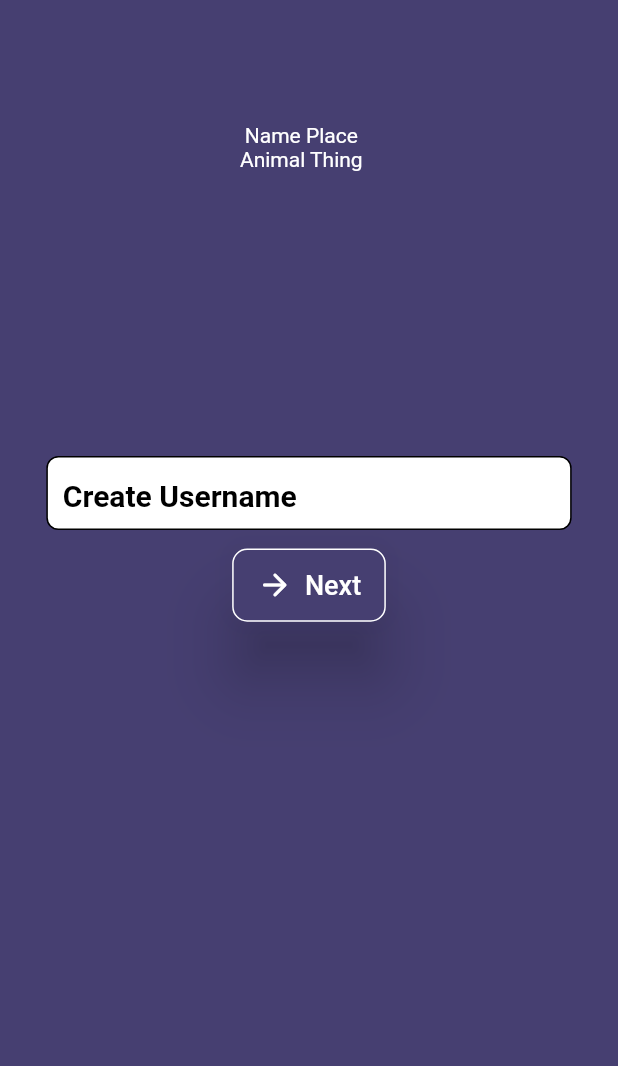
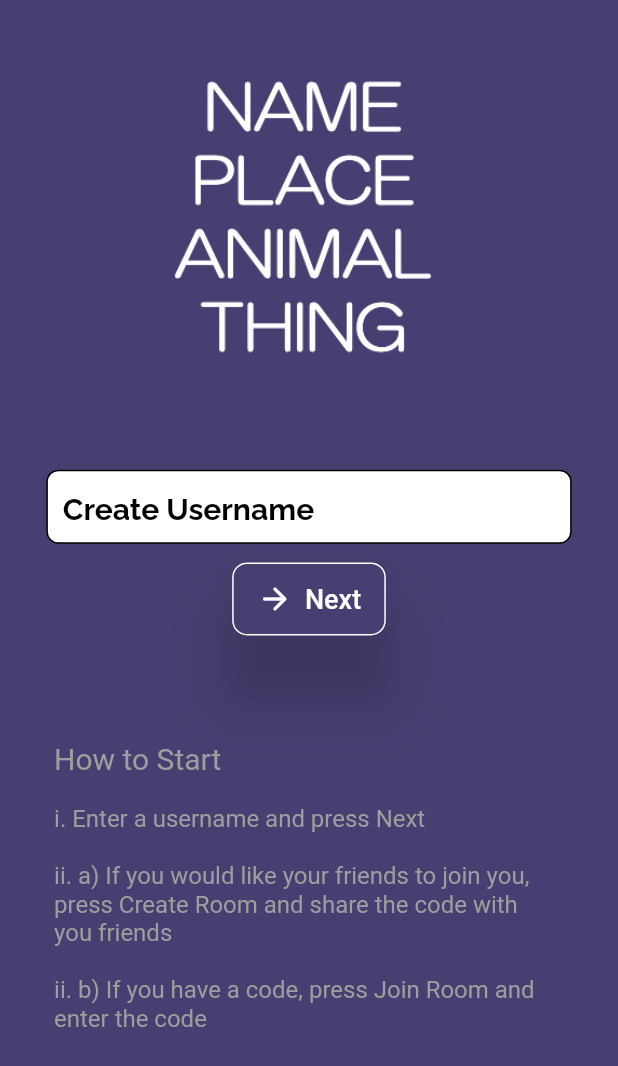
Before and after one commit to vitthal-inani/nameplace, a Flutter app: the screen it shows after launch, on a phone screen of 412 x 824 dp. Shown: the top 1066 px of the screen. Run offline on Flutter 3.47's test engine with Material 2 defaults, Android fonts, the phone set to English and light mode, and no system bars.

Commit message:
Base Made

```diff
--- /dev/null
+++ b/lib/Providers/RoomData.dart
@@ -0,0 +1,26 @@
+import 'package:flutter/material.dart';
+
+class RoomData extends ChangeNotifier {
+  String _roomName = "";
+  int _playerCount = 0;
+
+  String get roomName => _roomName;
+
+  int get playerCount => _playerCount;
+
+  set roomName(String room) {
+    _roomName = room;
+    notifyListeners();
+  }
+
+  set playerCount(int players) {
+    _playerCount = players;
+    notifyListeners();
+  }
+
+  void populateRoom(Map<String, dynamic> roomData) {
+    _roomName = roomData['roomId'];
+    playerCount = (roomData['players'] ?? 0);
+    notifyListeners();
+  }
+}
--- /dev/null
+++ b/lib/Providers/UserData.dart
@@ -0,0 +1,12 @@
+import 'package:flutter/material.dart';
+
+class UserData extends ChangeNotifier {
+  String _name = "";
+
+  String get name => _name;
+
+  set name(String name) {
+    _name = name;
+    notifyListeners();
+  }
+}
--- a/lib/Screens/LoginScreen.dart
+++ b/lib/Screens/LoginScreen.dart
@@ -8,23 +8,33 @@ class LoginScreen extends StatelessWidget {
   Widget build(BuildContext context) {
     Size size = MediaQuery.of(context).size;
     return Container(
-      padding: EdgeInsets.only(top: size.height * 0.1),
+      padding: EdgeInsets.only(top: size.height * 0.05),
       child: Column(
         children: [
-          Column(
+          SizedBox(
+              height: size.height * 0.25,
+              child: const Image(image: AssetImage('assets/mainScreen.png'))),
+          Padding(padding: EdgeInsets.only(bottom: size.height * 0.05)),
+          NameValidation(),
+          // Padding(padding: EdgeInsets.only(bottom: size.height * 0.05)),
+          Container(
+            margin: EdgeInsets.only(top: size.height * 0.05),
+            width: size.width * 0.8,
+            alignment: Alignment.centerLeft,
+            child: Column(
+              crossAxisAlignment: CrossAxisAlignment.start,
               children: const [
                 Text(
-                "Name Place",
-                style: TextStyle(color: Colors.white),
+                  "How to Start",
+                  style: TextStyle(color: Colors.grey, fontSize: 20),
                 ),
                 Text(
-                "Animal Thing",
-                style: TextStyle(color: Colors.white),
-              )
+                  "\ni. Enter a username and press Next\n\nii. a) If you would like your friends to join you, press Create Room and share the code with you friends\n\nii. b) If you have a code, press Join Room and enter the code ",
+                  style: TextStyle(color: Colors.grey, fontSize: 16),
+                ),
               ],
             ),
-          Padding(padding: EdgeInsets.only(bottom: size.height * 0.2)),
-          const NameValidation(),
+          )
         ],
       ),
     );
--- a/lib/Sub Screens/NameValidation.dart
+++ b/lib/Sub Screens/NameValidation.dart
@@ -1,24 +1,18 @@
 import 'package:flutter/material.dart';
+import 'package:nameplace/Network/RoomUtils.dart';
+import 'package:nameplace/Providers/UserData.dart';
+import 'package:nameplace/Screens/RoomStartScreen.dart';
+import 'package:nameplace/Sub%20Screens/JoinDialog.dart';
+import 'package:provider/provider.dart';
 
-class NameValidation extends StatefulWidget {
-  const NameValidation({Key? key}) : super(key: key);
+class NameValidation extends StatelessWidget {
+  NameValidation({super.key});
 
-  @override
-  State<NameValidation> createState() => _NameValidationState();
-}
-
-class _NameValidationState extends State<NameValidation> {
-  late String name;
   final TextEditingController usernameController = TextEditingController();
 
   @override
-  void initState() {
-    // TODO: implement initState
-    name = "";
-  }
-
-  @override
   Widget build(BuildContext context) {
+    final UserData userData = Provider.of<UserData>(context);
     Size size = MediaQuery.of(context).size;
     return Container(
       height: size.height * 0.2,
@@ -27,8 +21,8 @@ class _NameValidationState extends State<NameValidation> {
       child: Row(
         children: [
           AnimatedSwitcher(
-            duration: const Duration(milliseconds: 1000),
-            child: (name.isEmpty)
+            duration: const Duration(milliseconds: 500),
+            child: (userData.name.isEmpty)
                 ? Column(
                     children: [
                       Container(
@@ -43,16 +37,19 @@ class _NameValidationState extends State<NameValidation> {
                             borderRadius: BorderRadius.circular(8)),
                         child: TextField(
                           controller: usernameController,
+                          maxLength: 10,
                           style: const TextStyle(
                               color: Colors.black,
                               fontWeight: FontWeight.bold,
                               fontSize: 20),
                           decoration: const InputDecoration(
-                            contentPadding: EdgeInsets.only(top: 3, left: 10),
+                            counterText: '',
+                            contentPadding: EdgeInsets.only(top: 2, left: 10),
                             border: InputBorder.none,
                             hintStyle: TextStyle(
+                                fontFamily: 'Raleway',
                                 color: Colors.black,
-                                fontWeight: FontWeight.bold,
+                                fontWeight: FontWeight.w700,
                                 fontSize: 20),
                             hintText: 'Create Username',
                           ),
@@ -69,9 +66,7 @@ class _NameValidationState extends State<NameValidation> {
                                 vertical: size.height * 0.015,
                                 horizontal: size.width * 0.04)),
                         onPressed: () {
-                          setState(() {
-                            name = usernameController.value.text;
-                          });
+                          userData.name = usernameController.value.text;
                         },
                         label: const Text(
                           "Next",
@@ -94,9 +89,7 @@ class _NameValidationState extends State<NameValidation> {
                               elevation: 20,
                             ),
                             onPressed: () {
-                              setState(() {
-                                name = "";
-                              });
+                              userData.name = "";
                             },
                             child: const Icon(
                               Icons.arrow_back_rounded,
@@ -107,9 +100,9 @@ class _NameValidationState extends State<NameValidation> {
                         Column(
                           children: [
                             Container(
-                              margin: EdgeInsets.only(bottom: 20),
+                              margin: const EdgeInsets.only(bottom: 20),
                               child: Text(
-                                "Hi, $name",
+                                "Hi, ${userData.name}",
                                 style: const TextStyle(
                                     color: Colors.white,
                                     fontWeight: FontWeight.bold,
@@ -128,9 +121,12 @@ class _NameValidationState extends State<NameValidation> {
                                     horizontal: size.width * 0.04),
                               ),
                               onPressed: () {
-                                setState(() {
-                                  name = usernameController.value.text;
-                                });
+                                // RoomUtils.createRoom(context);
+                                Navigator.push(
+                                    context,
+                                    MaterialPageRoute(
+                                        builder: (context) =>
+                                            const RoomStartScreen()));
                               },
                               child: const Text(
                                 "Create Room",
@@ -150,9 +146,11 @@ class _NameValidationState extends State<NameValidation> {
                                       vertical: size.height * 0.015,
                                       horizontal: size.width * 0.04)),
                               onPressed: () {
-                                setState(() {
-                                  name = usernameController.value.text;
-                                });
+                                showDialog(
+                                    context: context,
+                                    builder: (context) {
+                                      return const JoinDialog();
+                                    });
                               },
                               child: const Text(
                                 "Join Room",
--- /dev/null
+++ b/lib/constants/NetworkConstants.dart
@@ -0,0 +1 @@
+const String emptyRoom = "Room doesn't exist";
--- a/lib/main.dart
+++ b/lib/main.dart
@@ -1,5 +1,8 @@
 import 'package:flutter/material.dart';
+import 'package:nameplace/Providers/RoomData.dart';
+import 'package:nameplace/Providers/UserData.dart';
 import 'package:nameplace/Screens/LoginScreen.dart';
+import 'package:provider/provider.dart';
 
 void main() {
   runApp(const MyApp());
@@ -10,10 +13,17 @@ class MyApp extends StatelessWidget {
 
   @override
   Widget build(BuildContext context) {
-    return MaterialApp(
-      home: Scaffold(
-        backgroundColor: const Color(0xff463F71),
-        body: SafeArea(child: LoginScreen()),
+    return MultiProvider(
+      providers: [
+        ChangeNotifierProvider<UserData>(create: (_) => UserData()),
+        ChangeNotifierProvider<RoomData>(create: (_) => RoomData())
+      ],
+      child: MaterialApp(
+        home: Scaffold(
+          backgroundColor: const Color(0xff463F71),
+          resizeToAvoidBottomInset: true,
+          body: SafeArea(child: LoginScreen()),
+        ),
       ),
     );
   }
```
Also changed, not shown: lib/Helpers/UpperCaseFormatter.dart (added, +11 -0 lines), lib/Network/RoomUtils.dart (added, +42 -0 lines), lib/Screens/GameScreen.dart (added, +140 -0 lines), lib/Screens/RoomStartScreen.dart (added, +128 -0 lines), lib/Sub Screens/JoinDialog.dart (added, +141 -0 lines), pubspec.yaml (+16 -6 lines), assets/mainScreen.png (added), fonts/Raleway-Bold.ttf (added), fonts/Raleway-Medium.ttf (added), fonts/Raleway-Regular.ttf (added), fonts/Raleway-SemiBold.ttf (added), fonts/Raleway-Thin.ttf (added), pubspec.lock. Lines whose indentation alone changed are shown as unchanged.
